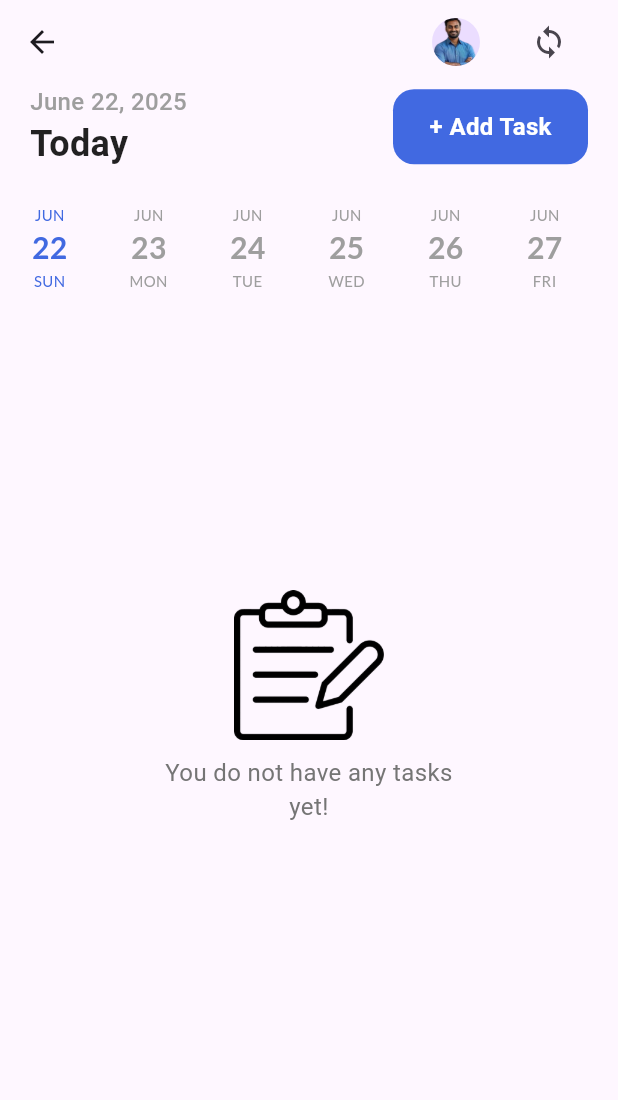
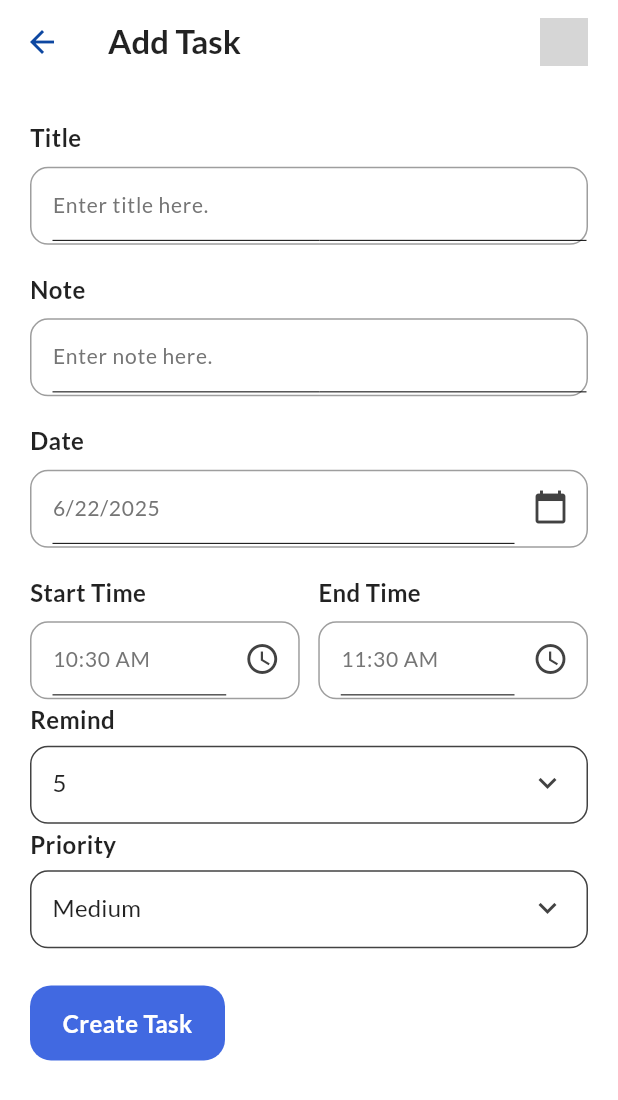
Before and after one commit to Krish-Aggarwal-1406/niyojan, a Flutter app: the HomePage screen opened directly with empty values, after a tap on "+ Add Task", on a phone screen of 412 x 824 dp. Shown: the top 1100 px of the screen. Run offline on Flutter 3.47's test engine with Material 3 defaults, Android fonts, the light colour scheme and no system bars; drawn by our look-alikes of date_picker_timeline; our stand-ins replace cloud_firestore, firebase_auth, firebase_core, get, google_fonts, google_sign_in; accounts and stored records are empty; grey boxes are pictures that could not be loaded.

Commit message:
firestore functions

```diff
--- /dev/null
+++ b/lib/addtask_screen.dart
@@ -0,0 +1,255 @@
+import 'package:flutter/material.dart';
+import 'package:intl/intl.dart';
+import 'package:niyojan/widgets/text_field.dart';
+import '../widgets/button.dart';
+import 'package:get/get.dart';
+import 'package:cloud_firestore/cloud_firestore.dart';
+import 'models/task_model.dart';
+
+class AddTaskPage extends StatefulWidget {
+  @override
+  AddTaskPageState createState() => AddTaskPageState();
+}
+
+class AddTaskPageState extends State<AddTaskPage> {
+  final TextEditingController titleController = TextEditingController();
+  final TextEditingController noteController = TextEditingController();
+
+  DateTime selectedDate = DateTime.now();
+  TimeOfDay startTime = TimeOfDay.now();
+  TimeOfDay endTime = TimeOfDay.now().replacing(hour: TimeOfDay.now().hour + 1);
+
+  String selectedPriority = "Medium";
+  int selectedRemind = 5;
+  String selectedRepeat = 'None';
+
+  final List<String> priorities = ["High", "Medium", "Low"];
+  final List<int> remindList = [5, 10, 15, 20];
+  final List<String> repeatList = ['None', 'Daily', 'Weekly', 'Monthly'];
+
+  final FirebaseFirestore _firestore = FirebaseFirestore.instance;
+
+  @override
+  Widget build(BuildContext context) {
+    final scrHeight = MediaQuery.of(context).size.height;
+    final scrWidth = MediaQuery.of(context).size.width;
+
+    return Scaffold(
+      backgroundColor: Colors.white,
+      appBar: AppBar(
+        automaticallyImplyLeading: true,
+        elevation: 0,
+        backgroundColor: Colors.white,
+        iconTheme: IconThemeData(color: Colors.blue[900]),
+        title: Text(
+          "Add Task",
+          style: TextStyle(
+            color: Colors.black87,
+            fontWeight: FontWeight.bold,
+            fontSize: 22,
+          ),
+        ),
+        actions: [
+          CircleAvatar(
+            radius: 16,
+            backgroundImage: AssetImage("assets/girl.jpg"),
+          ),
+          SizedBox(width: 20),
+        ],
+      ),
+      body: SingleChildScrollView(
+        padding: EdgeInsets.symmetric(horizontal: 20, vertical: scrHeight * 0.01),
+        child: Column(
+          crossAxisAlignment: CrossAxisAlignment.start,
+          children: [
+            InputField(
+              title: "Title",
+              hint: "Enter title here.",
+              controller: titleController,
+            ),
+            SizedBox(height: 2),
+            InputField(
+              title: "Note",
+              hint: "Enter note here.",
+              controller: noteController,
+            ),
+            SizedBox(height: 2),
+            InputField(
+              title: "Date",
+              hint: DateFormat.yMd().format(selectedDate),
+              widget: IconButton(
+                icon: Icon(Icons.calendar_today, color: Colors.grey[800]),
+                onPressed: () async {
+                  DateTime? pickedDate = await showDatePicker(
+                    context: context,
+                    initialDate: selectedDate,
+                    firstDate: DateTime(2000),
+                    lastDate: DateTime(2100),
+                  );
+                  if (pickedDate != null) {
+                    setState(() {
+                      selectedDate = pickedDate;
+                    });
+                  }
+                },
+              ),
+            ),
+            SizedBox(height: 2),
+            Row(
+              children: [
+                Expanded(
+                  child: InputField(
+                    title: "Start Time",
+                    hint: startTime.format(context),
+                    widget: IconButton(
+                      icon: Icon(Icons.access_time, color: Colors.grey[800]),
+                      onPressed: () async {
+                        TimeOfDay? pickedTime = await showTimePicker(
+                          context: context,
+                          initialTime: startTime,
+                        );
+                        if (pickedTime != null) {
+                          setState(() {
+                            startTime = pickedTime;
+                          });
+                        }
+                      },
+                    ),
+                  ),
+                ),
+                SizedBox(width: scrWidth * 0.03),
+                Expanded(
+                  child: InputField(
+                    title: "End Time",
+                    hint: endTime.format(context),
+                    widget: IconButton(
+                      icon: Icon(Icons.access_time, color: Colors.grey[800]),
+                      onPressed: () async {
+                        TimeOfDay? pickedTime = await showTimePicker(
+                          context: context,
+                          initialTime: endTime,
+                        );
+                        if (pickedTime != null) {
+                          setState(() {
+                            endTime = pickedTime;
+                          });
+                        }
+                      },
+                    ),
+                  ),
+                ),
+              ],
+            ),
+            SizedBox(height: 2),
+            Dropdownwidget<int>(
+              title: "Remind",
+              value: selectedRemind,
+              items: remindList,
+              textColor: Colors.black87,
+              borderColor: Colors.grey[800]!,
+              iconColor: Colors.grey[800]!,
+              onChanged: (val) {
+                if (val != null) {
+                  setState(() {
+                    selectedRemind = val;
+                  });
+                }
+              },
+            ),
+            SizedBox(height: 2),
+            Dropdownwidget<String>(
+              title: "Priority",
+              value: selectedPriority,
+              items: priorities,
+              textColor: Colors.black87,
+              borderColor: Colors.grey[800]!,
+              iconColor: Colors.grey[800]!,
+              onChanged: (val) {
+                if (val != null) {
+                  setState(() {
+                    selectedPriority = val;
+                  });
+                }
+              },
+            ),
+            SizedBox(height: scrHeight * 0.03),
+            Button(
+              label: "Create Task",
+              onTap: () async {
+                if (titleController.text.isNotEmpty && noteController.text.isNotEmpty) {
+                  final newTask = Task(
+                    title: titleController.text,
+                    note: noteController.text,
+                    date: DateFormat.yMd().format(selectedDate),
+                    startTime: startTime.format(context),
+                    endTime: endTime.format(context),
+                    remind: selectedRemind,
+                    repeat: selectedRepeat,
+                    priority: selectedPriority,
+                    status: "ToDo",
+                  );
+                  await _firestore.collection('tasks').add(newTask.toMap());
+                  Get.back();
+                } else {
+                  Get.snackbar("Error", "Title and Note are required.");
+                }
+              },
+            ),
+          ],
+        ),
+      ),
+    );
+  }
+
+  Widget Dropdownwidget<T>({
+    required String title,
+    required T value,
+    required List<T> items,
+    required ValueChanged<T?> onChanged,
+    required Color textColor,
+    required Color borderColor,
+    required Color iconColor,
+  }) {
+    return Column(
+      crossAxisAlignment: CrossAxisAlignment.start,
+      children: [
+        Text(
+          title,
+          style: TextStyle(
+            fontSize: 16,
+            fontWeight: FontWeight.bold,
+            color: textColor,
+          ),
+        ),
+        SizedBox(height: 6),
+        Container(
+          padding: EdgeInsets.symmetric(horizontal: 14),
+          height: 52,
+          decoration: BoxDecoration(
+            border: Border.all(
+              color: borderColor,
+              width: 1,
+            ),
+            borderRadius: BorderRadius.circular(12),
+          ),
+          child: DropdownButton<T>(
+            value: value,
+            isExpanded: true,
+            underline: SizedBox.shrink(),
+            icon: Icon(Icons.keyboard_arrow_down, color: iconColor),
+            onChanged: onChanged,
+            items: items.map((T item) {
+              return DropdownMenuItem<T>(
+                value: item,
+                child: Text(
+                  item.toString(),
+                  style: TextStyle(color: textColor),
+                ),
+              );
+            }).toList(),
+          ),
+        ),
+      ],
+    );
+  }
+}
--- a/lib/home_screen.dart
+++ b/lib/home_screen.dart
@@ -1,10 +1,15 @@
+import 'package:firebase_auth/firebase_auth.dart';
 import 'package:flutter/material.dart';
 import 'package:get/get.dart';
 import 'package:google_fonts/google_fonts.dart';
 import 'package:intl/intl.dart';
 import 'package:date_picker_timeline/date_picker_widget.dart';
+import 'package:cloud_firestore/cloud_firestore.dart';
+import 'package:niyojan/addtask_screen.dart';
 
 import '../widgets/button.dart';
+import 'login_screen.dart';
+import 'models/task_model.dart';
 
 class HomePage extends StatefulWidget {
   final String userName;
@@ -17,7 +22,78 @@ class HomePage extends StatefulWidget {
 
 class _HomePageState extends State<HomePage> {
   DateTime selectedDate = DateTime.now();
-  bool isSyncing = false;
+  List<Task> taskList = [];
+
+  final FirebaseFirestore firestore = FirebaseFirestore.instance;
+
+  @override
+  void initState() {
+    super.initState();
+    fetchTasks();
+  }
+
+  Future<void> fetchTasks() async {
+    QuerySnapshot snapshot = await firestore.collection('tasks').get();
+    taskList = snapshot.docs.map((doc) {
+      Task task = Task.fromDocument(doc);
+      task.id = doc.id;
+      return task;
+    }).toList();
+    setState(() {});
+  }
+
+  Future<void> addTaskToFirestore(Task task) async {
+    DocumentReference docRef = await firestore.collection('tasks').add(task.toMap());
+    task.id = docRef.id;
+    taskList.add(task);
+    setState(() {});
+  }
+
+  void bottomsheet(Task task, int index) {
+    Get.bottomSheet(
+      Container(
+        padding: EdgeInsets.all(16),
+        decoration: BoxDecoration(
+          color: Colors.white,
+          borderRadius: BorderRadius.vertical(top: Radius.circular(20)),
+        ),
+        child: Wrap(
+          children: [
+            ListTile(
+              leading: Icon(Icons.check_circle),
+              title: Text('Mark as Completed'),
+              onTap: () async {
+                await firestore.collection('tasks').doc(task.id).update({'status': 'Completed'});
+                taskList[index].status = 'Completed';
+                setState(() {});
+                Get.back();
+              },
+            ),
+            ListTile(
+              leading: Icon(Icons.sync),
+              title: Text('Mark as In Progress'),
+              onTap: () async {
+                await firestore.collection('tasks').doc(task.id).update({'status': 'In Progress'});
+                taskList[index].status = 'In Progress';
+                setState(() {});
+                Get.back();
+              },
+            ),
+            ListTile(
+              leading: Icon(Icons.delete, color: Colors.red),
+              title: Text('Delete Task'),
+              onTap: () async {
+                await firestore.collection('tasks').doc(task.id).delete();
+                taskList.removeAt(index);
+                setState(() {});
+                Get.back();
+              },
+            ),
+          ],
+        ),
+      ),
+    );
+  }
 
   @override
   Widget build(BuildContext context) {
@@ -25,37 +101,22 @@ class _HomePageState extends State<HomePage> {
     final scrwidth = MediaQuery.of(context).size.width;
     return Scaffold(
       appBar: AppBar(
+        automaticallyImplyLeading: false,
         elevation: 0,
         backgroundColor: context.theme.scaffoldBackgroundColor,
         actions: [
           CircleAvatar(
             radius: 16,
-            backgroundImage: AssetImage("assets/download-removebg-preview (21).png"),
+            backgroundImage:
+            AssetImage("assets/download-removebg-preview (21).png"),
           ),
           SizedBox(width: 10),
-          Padding(
-            padding: EdgeInsets.symmetric(horizontal: 12),
-            child: isSyncing
-                ? SizedBox(
-              width: 24,
-              height: 24,
-              child: CircularProgressIndicator(
-                color: Color(0xFF4169E1),
-                strokeWidth: 3,
-              ),
-            )
-                : IconButton(
-              icon: Icon(Icons.sync),
+          IconButton(
+            icon: Icon(Icons.logout),
             onPressed: () async {
-                setState(() {
-                  isSyncing = true;
-                });
-                await Future.delayed(Duration(seconds: 3));
-                setState(() {
-                  isSyncing = false;
-                });
+              await FirebaseAuth.instance.signOut();
+              Get.offAll(() => LoginPage());
             },
-            ),
           ),
           SizedBox(width: 10),
         ],
@@ -66,7 +127,34 @@ class _HomePageState extends State<HomePage> {
         children: [
           addTaskBar(),
           timeline(),
-          emptylist(),
+          Expanded(
+            child: taskList.isEmpty
+                ? emptylist()
+                : ListView.builder(
+              itemCount: taskList.length,
+              itemBuilder: (context, index) {
+                final task = taskList[index];
+                return GestureDetector(
+                  onTap: () => bottomsheet(task, index),
+                  child: Card(
+                    margin:
+                    EdgeInsets.symmetric(horizontal: 16, vertical: 8),
+                    shape: RoundedRectangleBorder(
+                        borderRadius: BorderRadius.circular(12)),
+                    color: Colors.grey[100],
+                    child: ListTile(
+                      title: Text(task.title,
+                          style: TextStyle(fontWeight: FontWeight.bold)),
+                      subtitle: Text(task.note),
+                      trailing: Text(task.status,
+                          style:
+                          TextStyle(color: statuscolor(task.status))),
+                    ),
+                  ),
+                );
+              },
+            ),
+          ),
         ],
       ),
     );
@@ -81,7 +169,8 @@ class _HomePageState extends State<HomePage> {
         selectionColor: context.theme.scaffoldBackgroundColor,
         selectedTextColor: Color(0xFF4169E1),
         dateTextStyle: GoogleFonts.lato(
-          textStyle: TextStyle(fontSize: 20, fontWeight: FontWeight.w600, color: Colors.grey),
+          textStyle: TextStyle(
+              fontSize: 20, fontWeight: FontWeight.w600, color: Colors.grey),
         ),
         dayTextStyle: GoogleFonts.lato(
           textStyle: TextStyle(fontSize: 10, color: Colors.grey),
@@ -108,30 +197,41 @@ class _HomePageState extends State<HomePage> {
           Column(
             crossAxisAlignment: CrossAxisAlignment.start,
             children: [
-              Text(DateFormat.yMMMMd().format(DateTime.now()), style: TextStyle(fontSize: 16, fontWeight: FontWeight.w500, color: Colors.grey)),
-              Text("Today", style: TextStyle(fontSize: 24, fontWeight: FontWeight.bold, color: Colors.black87)),
+              Text(DateFormat.yMMMMd().format(DateTime.now()),
+                  style: TextStyle(
+                      fontSize: 16,
+                      fontWeight: FontWeight.w500,
+                      color: Colors.grey)),
+              Text("Today",
+                  style: TextStyle(
+                      fontSize: 24,
+                      fontWeight: FontWeight.bold,
+                      color: Colors.black87)),
             ],
           ),
           Button(
             label: "+ Add Task",
-            onTap: () {},
+            onTap: () async {
+              final Task? newTask = await Get.to(() => AddTaskPage());
+              if (newTask != null) {
+                await addTaskToFirestore(newTask);
+              }
+            },
           ),
         ],
       ),
     );
   }
 
-
-
   Widget emptylist() {
-    return Expanded(
-      child: Column(
+    return Column(
       mainAxisAlignment: MainAxisAlignment.center,
       crossAxisAlignment: CrossAxisAlignment.center,
       children: [
-          Image.asset("assets/4118823-removebg-preview.png",height: 100,),
+        SizedBox(height: 80),
+        Image.asset("assets/4118823-removebg-preview.png", height: 100),
         Padding(
-            padding: EdgeInsets.symmetric(horizontal:100 , vertical: 10),
+          padding: EdgeInsets.symmetric(horizontal: 100, vertical: 10),
           child: Text(
             "You do not have any tasks yet!",
             textAlign: TextAlign.center,
@@ -140,7 +240,17 @@ class _HomePageState extends State<HomePage> {
         ),
         SizedBox(height: 80),
       ],
-      ),
     );
   }
 }
+
+Color statuscolor(String status) {
+  switch (status) {
+    case "Completed":
+      return Colors.green;
+    case "In Progress":
+      return Colors.orange;
+    default:
+      return Colors.red;
+  }
+}
--- /dev/null
+++ b/lib/models/task_model.dart
@@ -0,0 +1,57 @@
+import 'package:cloud_firestore/cloud_firestore.dart';
+
+class Task {
+  String id;
+  String title;
+  String note;
+  String date;
+  String startTime;
+  String endTime;
+  int remind;
+  String repeat;
+  String priority;
+  String status;
+
+  Task({
+    this.id = '',
+    required this.title,
+    required this.note,
+    required this.date,
+    required this.startTime,
+    required this.endTime,
+    required this.remind,
+    required this.repeat,
+    required this.priority,
+    required this.status,
+  });
+
+  Map<String, dynamic> toMap() {
+    return {
+      'title': title,
+      'note': note,
+      'date': date,
+      'startTime': startTime,
+      'endTime': endTime,
+      'remind': remind,
+      'repeat': repeat,
+      'priority': priority,
+      'status': status,
+    };
+  }
+
+  factory Task.fromDocument(DocumentSnapshot doc) {
+    final map = doc.data() as Map<String, dynamic>;
+    return Task(
+      id: doc.id,
+      title: map['title'],
+      note: map['note'],
+      date: map['date'],
+      startTime: map['startTime'],
+      endTime: map['endTime'],
+      remind: map['remind'],
+      repeat: map['repeat'],
+      priority: map['priority'],
+      status: map['status'],
+    );
+  }
+}
--- a/lib/widgets/text_field.dart
+++ b/lib/widgets/text_field.dart
@@ -1,32 +1,32 @@
 import 'package:flutter/material.dart';
-import 'package:get/get.dart';
 
 class InputField extends StatelessWidget {
   final String title;
   final TextEditingController? controller;
-  final String hint;
+  final String? hint;
   final bool? obsecureText;
   final Widget? widget;
 
   const InputField({
     required this.title,
     this.controller,
-    required this.hint,
+    this.hint,
     this.widget,
     this.obsecureText,
-  });
+    Key? key,
+  }) : super(key: key);
 
   @override
   Widget build(BuildContext context) {
     TextStyle titleStyle = TextStyle(
       fontSize: 16,
       fontWeight: FontWeight.bold,
-      color: Get.isDarkMode ? Colors.white : Colors.black87,
+      color: Colors.black87,
     );
 
     TextStyle subTitleStyle = TextStyle(
       fontSize: 14,
-      color: Get.isDarkMode ? Colors.grey[300] : Colors.grey[600],
+      color: Colors.grey[600],
     );
 
     return Container(
@@ -53,12 +53,12 @@ class InputField extends StatelessWidget {
                   child: TextFormField(
                     autofocus: false,
                     obscureText: obsecureText ?? false,
-                    cursorColor: Get.isDarkMode ? Colors.grey[100] : Colors.grey[600],
+                    cursorColor: Colors.grey[600],
                     readOnly: widget != null,
                     controller: controller,
                     style: subTitleStyle,
                     decoration: InputDecoration(
-                      hintText: hint,
+                      hintText: hint ?? '',
                       hintStyle: subTitleStyle,
                       focusedBorder: UnderlineInputBorder(
                         borderSide: BorderSide(width: 0),
```
Also changed, not shown: lib/login_screen.dart (+5 -11 lines), lib/main.dart (+9 -4 lines), lib/signup_screen.dart (+52 -73 lines), lib/widgets/task_tile.dart (+31 -38 lines), pubspec.yaml (+4 -9 lines), assets/img.png (added), pubspec.lock, 5 other files. Lines whose indentation alone changed are shown as unchanged.
